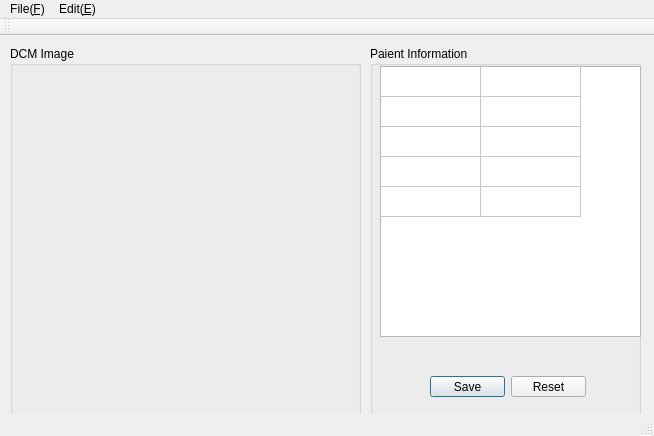
The window that QTPractice/mainwindow.ui (alexzhh/qt_practice) describes before a commit, drawn with Qt 5.
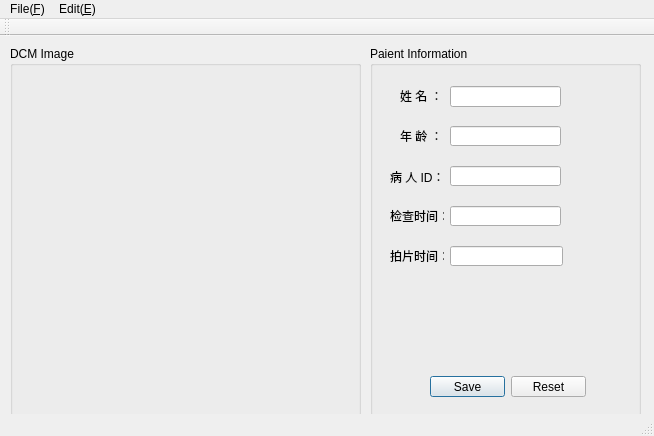
The same window after the commit.

Patch:
```diff
--- a/QTPractice/mainwindow.ui
+++ b/QTPractice/mainwindow.ui
@@ -45,37 +45,185 @@
       <bool>true</bool>
      </property>
     </widget>
-    <widget class="QTableWidget" name="tableWidget">
+    <widget class="QLineEdit" name="Name">
      <property name="geometry">
       <rect>
-       <x>10</x>
-       <y>20</y>
-       <width>261</width>
-       <height>271</height>
+       <x>80</x>
+       <y>40</y>
+       <width>111</width>
+       <height>21</height>
       </rect>
      </property>
-     <property name="rowCount">
-      <number>5</number>
+    </widget>
+    <widget class="QLineEdit" name="Age">
+     <property name="geometry">
+      <rect>
+       <x>80</x>
+       <y>80</y>
+       <width>111</width>
+       <height>20</height>
+      </rect>
      </property>
-     <property name="columnCount">
-      <number>2</number>
+    </widget>
+    <widget class="QLineEdit" name="ID">
+     <property name="geometry">
+      <rect>
+       <x>80</x>
+       <y>120</y>
+       <width>111</width>
+       <height>20</height>
+      </rect>
      </property>
-     <attribute name="horizontalHeaderVisible">
-      <bool>false</bool>
-     </attribute>
-     <attribute name="horizontalHeaderMinimumSectionSize">
-      <number>27</number>
-     </attribute>
-     <attribute name="verticalHeaderVisible">
-      <bool>false</bool>
-     </attribute>
-     <row/>
-     <row/>
-     <row/>
-     <row/>
-     <row/>
-     <column/>
-     <column/>
+    </widget>
+    <widget class="QLineEdit" name="StudyTime">
+     <property name="geometry">
+      <rect>
+       <x>80</x>
+       <y>160</y>
+       <width>111</width>
+       <height>20</height>
+      </rect>
+     </property>
+    </widget>
+    <widget class="QLineEdit" name="ImageTime">
+     <property name="geometry">
+      <rect>
+       <x>80</x>
+       <y>200</y>
+       <width>113</width>
+       <height>20</height>
+      </rect>
+     </property>
+    </widget>
+    <widget class="QLabel" name="label">
+     <property name="geometry">
+      <rect>
+       <x>30</x>
+       <y>40</y>
+       <width>54</width>
+       <height>20</height>
+      </rect>
+     </property>
+     <property name="text">
+      <string>姓 名 ：</string>
+     </property>
+    </widget>
+    <widget class="QLabel" name="label_2">
+     <property name="geometry">
+      <rect>
+       <x>30</x>
+       <y>80</y>
+       <width>54</width>
+       <height>20</height>
+      </rect>
+     </property>
+     <property name="text">
+      <string>年 龄 ：</string>
+     </property>
+    </widget>
+    <widget class="QLabel" name="label_3">
+     <property name="geometry">
+      <rect>
+       <x>20</x>
+       <y>120</y>
+       <width>54</width>
+       <height>21</height>
+      </rect>
+     </property>
+     <property name="text">
+      <string>病 人 ID：</string>
+     </property>
+    </widget>
+    <widget class="QLabel" name="label_4">
+     <property name="geometry">
+      <rect>
+       <x>20</x>
+       <y>160</y>
+       <width>54</width>
+       <height>20</height>
+      </rect>
+     </property>
+     <property name="text">
+      <string>检查时间：</string>
+     </property>
+    </widget>
+    <widget class="QLabel" name="label_5">
+     <property name="geometry">
+      <rect>
+       <x>20</x>
+       <y>200</y>
+       <width>54</width>
+       <height>20</height>
+      </rect>
+     </property>
+     <property name="text">
+      <string>拍片时间：</string>
+     </property>
+    </widget>
+    <widget class="QLabel" name="NameException">
+     <property name="geometry">
+      <rect>
+       <x>200</x>
+       <y>42</y>
+       <width>54</width>
+       <height>20</height>
+      </rect>
+     </property>
+     <property name="text">
+      <string/>
+     </property>
+    </widget>
+    <widget class="QLabel" name="AgeException">
+     <property name="geometry">
+      <rect>
+       <x>200</x>
+       <y>82</y>
+       <width>54</width>
+       <height>20</height>
+      </rect>
+     </property>
+     <property name="text">
+      <string/>
+     </property>
+    </widget>
+    <widget class="QLabel" name="IDException">
+     <property name="geometry">
+      <rect>
+       <x>200</x>
+       <y>122</y>
+       <width>54</width>
+       <height>20</height>
+      </rect>
+     </property>
+     <property name="text">
+      <string/>
+     </property>
+    </widget>
+    <widget class="QLabel" name="StudyTimeException">
+     <property name="geometry">
+      <rect>
+       <x>200</x>
+       <y>162</y>
+       <width>54</width>
+       <height>20</height>
+      </rect>
+     </property>
+     <property name="text">
+      <string/>
+     </property>
+    </widget>
+    <widget class="QLabel" name="ImageTimeException">
+     <property name="geometry">
+      <rect>
+       <x>200</x>
+       <y>202</y>
+       <width>54</width>
+       <height>20</height>
+      </rect>
+     </property>
+     <property name="text">
+      <string/>
+     </property>
     </widget>
    </widget>
    <widget class="QGroupBox" name="groupBox_2">
```
Left out of the diff: 2 changed lines with no effect on the pictures.
